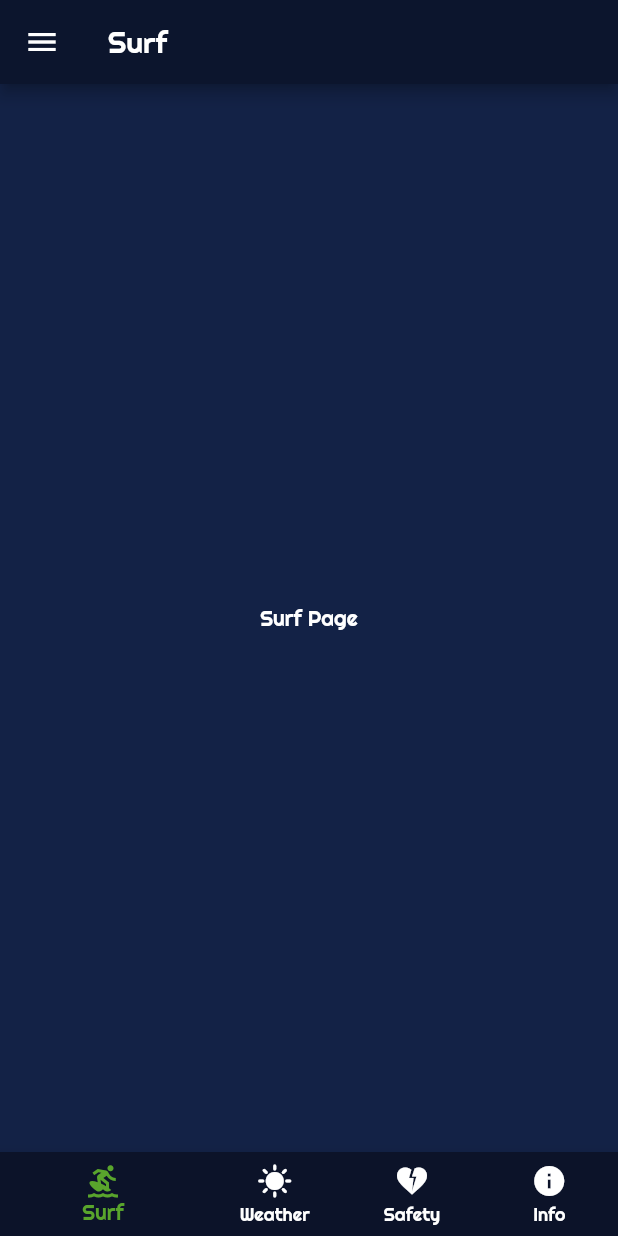
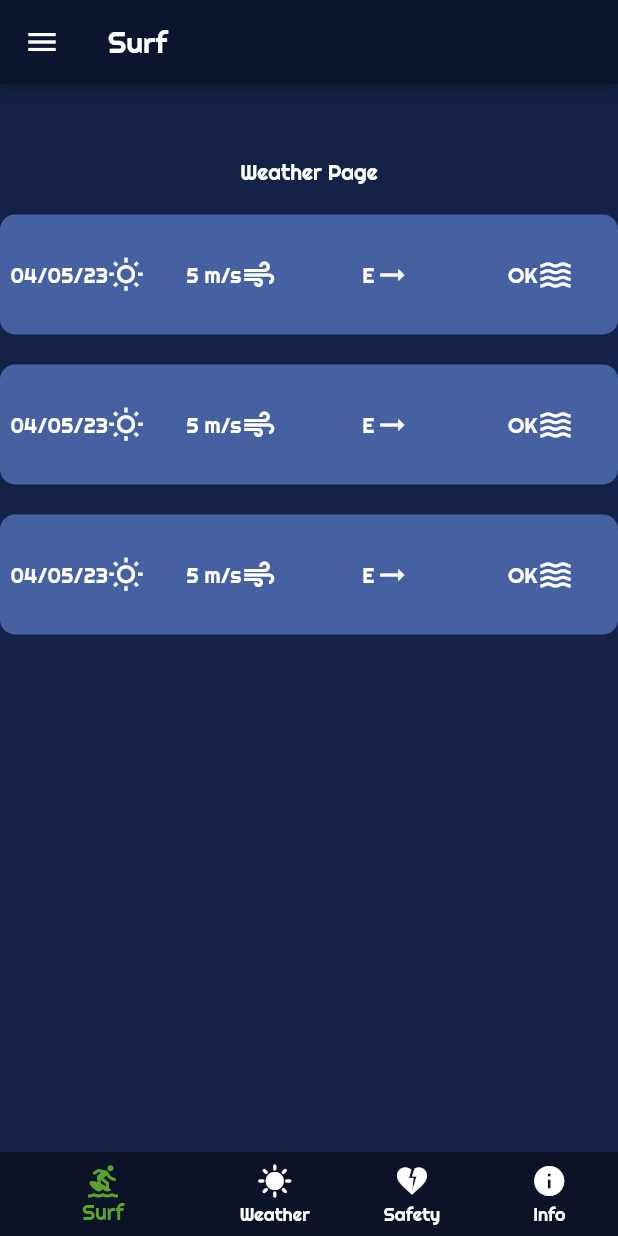
Before and after one commit to PVT15-Grupp-7/surfs-up, a Flutter app: the screen it shows once a user with an empty profile is signed in, on a phone screen of 412 x 824 dp. Run offline on Flutter 3.47's test engine with Material 2 defaults, Android fonts, the phone set to English and light mode, and no system bars; our stand-ins replace firebase_auth, firebase_core, flutter_signin_button; accounts and stored records are empty.

Commit message:
Påbörjad surfsida
tillfällig

```diff
--- a/lib/pages/surf_page.dart
+++ b/lib/pages/surf_page.dart
@@ -1,17 +1,38 @@
 import 'package:flutter/material.dart';
 import 'package:surfs_up/shared/widgets/app_bar.dart';
+import 'package:surfs_up/shared/constants/dynamic_content.dart';
+import 'package:surfs_up/shared/widgets/weather_box.dart';
+
+//import 'package:surfs_up/shared/widgets/weather_box.dart';
+
+List<String> list = <String>[
+  'Torö',
+  'Väddö',
+];
 
 class SurfPage extends StatelessWidget {
   const SurfPage({super.key});
 
   @override
   Widget build(BuildContext context) {
-    return const Scaffold(
-      backgroundColor: Color(0xFF132246),
+    return Scaffold(
+      backgroundColor: const Color(0xFF132246),
       body: Center(
-        child: Text(
-          'Surf Page',
-          style: TextStyle(color: Colors.white),
+        child: Column(
+          mainAxisAlignment: MainAxisAlignment.start,
+          children: const [
+            SizedBox(height: 50),
+            Text(
+              'Weather Page',
+              style: TextStyle(color: Colors.white),
+            ),
+            SizedBox(height: 20),
+            WeatherBox(),
+            SizedBox(height: 20),
+            WeatherBox(),
+            SizedBox(height: 20),
+            WeatherBox(),
+          ],
         ),
       ),
     );
--- a/lib/pages/weather_page.dart
+++ b/lib/pages/weather_page.dart
@@ -1,16 +1,29 @@
 import 'package:flutter/material.dart';
+import 'package:surfs_up/shared/widgets/weather_box.dart';
 
 class WeatherPage extends StatelessWidget {
   const WeatherPage({super.key});
 
   @override
   Widget build(BuildContext context) {
-    return const Scaffold(
-      backgroundColor: Color(0xFF132246),
+    return Scaffold(
+      backgroundColor: const Color(0xFF132246),
       body: Center(
-        child: Text(
-          'Weather Page',
-          style: TextStyle(color: Colors.white),
+        child: Column(
+          mainAxisAlignment: MainAxisAlignment.start,
+          children: const [
+            SizedBox(height: 50),
+            Text(
+              'Weather Page',
+              style: TextStyle(color: Colors.white),
+            ),
+            SizedBox(height: 20),
+            WeatherBox(),
+            SizedBox(height: 20),
+            WeatherBox(),
+            SizedBox(height: 20),
+            WeatherBox(),
+          ],
         ),
       ),
     );
--- /dev/null
+++ b/lib/shared/widgets/weather_box.dart
@@ -0,0 +1,59 @@
+import 'package:flutter/material.dart';
+import 'package:surfs_up/pages/weather_page.dart';
+
+class WeatherBox extends StatelessWidget {
+  const WeatherBox({
+    Key? key,
+  }) : super(key: key);
+
+  @override
+  Widget build(BuildContext context) {
+    return Container(
+      height: 80,
+      decoration: BoxDecoration(
+        borderRadius: BorderRadius.circular(10),
+        color: const Color.fromRGBO(69, 97, 161, 1),
+      ),
+      child: Row(
+        children: [
+          Expanded(
+            child: Row(
+              mainAxisAlignment: MainAxisAlignment.center,
+              children: const [
+                Text('04/05/23'),
+                Icon(Icons.wb_sunny_outlined),
+              ],
+            ),
+          ),
+          Expanded(
+            child: Row(
+              mainAxisAlignment: MainAxisAlignment.center,
+              children: const [
+                Text('5 m/s'),
+                Icon(Icons.air_outlined),
+              ],
+            ),
+          ),
+          Expanded(
+            child: Row(
+              mainAxisAlignment: MainAxisAlignment.center,
+              children: const [
+                Text('E'),
+                Icon(Icons.arrow_right_alt_outlined),
+              ],
+            ),
+          ),
+          Expanded(
+            child: Row(
+              mainAxisAlignment: MainAxisAlignment.center,
+              children: const [
+                Text('OK'),
+                Icon(Icons.waves_outlined),
+              ],
+            ),
+          ),
+        ],
+      ),
+    );
+  }
+}
```
Also changed, not shown: lib/shared/constants/dynamic_content.dart (added).
